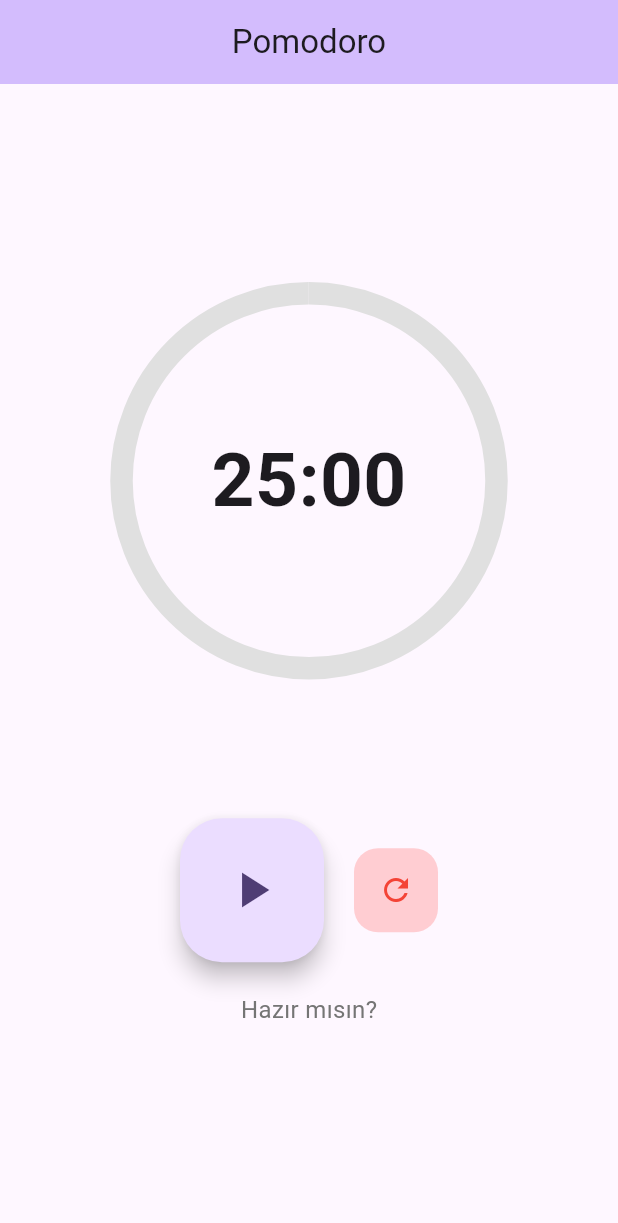
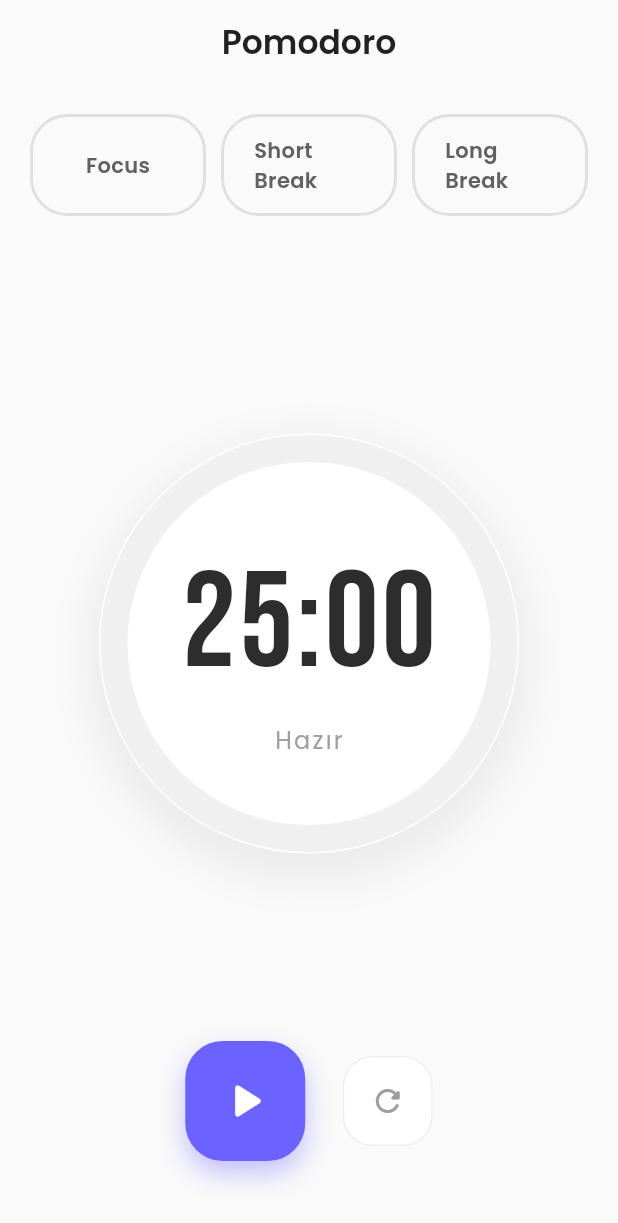
Before and after one commit to HarunMercan1/pomodoro_app, a Flutter app: the screen it shows after launch, on a phone screen of 412 x 824 dp. Shown: the top 1223 px of the screen. Run offline on Flutter 3.47's test engine with Material 3 defaults, Android fonts, the phone set to English and light mode, and no system bars; our stand-ins replace google_fonts.

Commit message:
fix: resolve overflow issues and equalize button heights

```diff
--- a/lib/providers/timer_provider.dart
+++ b/lib/providers/timer_provider.dart
@@ -69,4 +69,15 @@ class TimerProvider with ChangeNotifier {
     // Kalan süreyi toplam süreye bölüyoruz
     return 1 - (_remainingSeconds / totalSeconds);
   }
-}
+
+  // ... (yukarıdaki kodlar aynı kalacak) ...
+
+  // YENİ EKLENECEK KISIM:
+  // Süreyi dışarıdan değiştirmemizi sağlayan fonksiyon
+  void setTime(int minutes) {
+    stopTimer(); // Önce sayacı durdur ki karışmasın
+    _selectedTimeInMinutes = minutes; // Yeni hedefi belirle
+    _remainingSeconds = minutes * 60; // Saniyeye çevir
+    notifyListeners(); // Arayüze "Hey, süre değişti, kendini güncelle!" de
+  }
+} // Class burada bitiyor
--- a/lib/screens/home_screen.dart
+++ b/lib/screens/home_screen.dart
@@ -1,107 +1,178 @@
 import 'package:flutter/material.dart';
+import 'package:google_fonts/google_fonts.dart';
 import 'package:provider/provider.dart';
 import '../providers/timer_provider.dart';
+import '../widgets/time_option_button.dart'; // Yeni widget'ımızı çağırdık
 
 class HomeScreen extends StatelessWidget {
   const HomeScreen({super.key});
 
   @override
   Widget build(BuildContext context) {
-    // Provider'ı dinlemeye başlıyoruz.
-    // context.watch: "TimerProvider'da bir değişiklik olursa bu sayfayı yeniden çiz" demek.
     final timerProvider = context.watch<TimerProvider>();
 
     return Scaffold(
+      backgroundColor: const Color(0xFFFAFAFA), // Kırık beyaz, göz yormaz
       appBar: AppBar(
-        title: const Text('Pomodoro'),
+        title: Text(
+          'Pomodoro',
+          style: GoogleFonts.poppins(fontWeight: FontWeight.w600, color: Colors.black87),
+        ),
         centerTitle: true,
-        backgroundColor: Theme.of(context).colorScheme.inversePrimary,
+        backgroundColor: Colors.transparent,
+        elevation: 0,
       ),
-      body: Center(
-        child: Column(
+      body: Column(
         mainAxisAlignment: MainAxisAlignment.center,
         children: [
-            // 1. KOCAMAN SAYAÇ
-            // 1. KOCAMAN SAYAÇ ve İLERLEME ÇUBUĞU
+          // 1. ÜST BUTONLAR (HİZALI VE EŞİT BOYDA)
+          Padding(
+            padding: const EdgeInsets.symmetric(horizontal: 20, vertical: 20),
+            child: IntrinsicHeight( // <--- SİHİRLİ KOMUT BU! (En uzuna göre boy ayarlar)
+              child: Row(
+                crossAxisAlignment: CrossAxisAlignment.stretch, // <--- Hepsi yukarıdan aşağıya uzasın
+                children: [
+                  Expanded(child: _buildOption(context, timerProvider, "Focus", 25)),
+                  const SizedBox(width: 10),
+                  Expanded(child: _buildOption(context, timerProvider, "Short Break", 5)),
+                  const SizedBox(width: 10),
+                  Expanded(child: _buildOption(context, timerProvider, "Long Break", 15)),
+                ],
+              ),
+            ),
+          ),
+
+          const Spacer(),
+
+          // 2. ORTA SAYAÇ (MODERN GÖRÜNÜM)
           Stack(
             alignment: Alignment.center,
             children: [
-                // Arkadaki silik çember (Pist)
-                SizedBox(
-                  width: 250,
-                  height: 250,
-                  child: CircularProgressIndicator(
-                    value: 1.0, // Hep dolu
-                    strokeWidth: 15,
-                    color: Colors.grey[300], // Silik gri renk
+              // Gölge ve Derinlik Efekti
+              Container(
+                width: 280,
+                height: 280,
+                decoration: BoxDecoration(
+                  shape: BoxShape.circle,
+                  color: Colors.white,
+                  boxShadow: [
+                    BoxShadow(
+                      color: Colors.grey.withOpacity(0.15),
+                      blurRadius: 20,
+                      spreadRadius: 10,
+                      offset: const Offset(0, 10),
+                    ),
+                  ],
                 ),
               ),
-                // Öndeki dolan çember (Koşucu)
+              // İlerleme Çubuğu
               SizedBox(
-                  width: 250,
-                  height: 250,
+                width: 260,
+                height: 260,
                 child: CircularProgressIndicator(
-                    value: timerProvider.progress, // Provider'dan gelen oran!
-                    strokeWidth: 15,
-                    color: Theme.of(context).primaryColor, // Temanın ana rengi
-                    strokeCap: StrokeCap.round, // Uçları yuvarlak olsun
+                  value: timerProvider.progress,
+                  strokeWidth: 18,
+                  backgroundColor: const Color(0xFFF0F0F0),
+                  valueColor: const AlwaysStoppedAnimation<Color>(Color(0xFF6C63FF)),
+                  strokeCap: StrokeCap.round,
                 ),
               ),
-                // Ortadaki Yazı
+              // Sayaç Yazısı
+              Column(
+                mainAxisSize: MainAxisSize.min,
+                children: [
                   Text(
                     timerProvider.timeLeftString,
-                  style: const TextStyle(
-                    fontSize: 50,
-                    fontWeight: FontWeight.bold,
+                    style: GoogleFonts.bebasNeue( // SAAT FONTU
+                      fontSize: 90,
+                      color: const Color(0xFF2D2D2D),
+                      letterSpacing: 2,
+                    ),
+                  ),
+                  Text(
+                    timerProvider.isRunning ? "Odaklan" : "Hazır",
+                    style: GoogleFonts.poppins(
+                      fontSize: 16,
+                      color: Colors.grey,
+                      letterSpacing: 1.5,
                     ),
                   ),
                 ],
               ),
-            const SizedBox(height: 50),
-            const SizedBox(height: 50), // Biraz boşluk
+            ],
+          ),
 
-            // 2. BUTONLAR
-            Row(
+          const Spacer(),
+
+          // 3. ALT KONTROL BUTONLARI
+          Padding(
+            padding: const EdgeInsets.only(bottom: 50),
+            child: Row(
               mainAxisAlignment: MainAxisAlignment.center,
               children: [
-                // Başlat / Duraklat Butonu
-                FloatingActionButton.large(
-                  onPressed: () {
-                    if (timerProvider.isRunning) {
-                      timerProvider.stopTimer();
-                    } else {
-                      timerProvider.startTimer();
-                    }
+                // Başlat / Durdur (Büyük Buton)
+                GestureDetector(
+                  onTap: () {
+                    timerProvider.isRunning
+                        ? timerProvider.stopTimer()
+                        : timerProvider.startTimer();
                   },
-                  tooltip: timerProvider.isRunning ? 'Duraklat' : 'Başlat',
+                  child: Container(
+                    width: 80,
+                    height: 80,
+                    decoration: BoxDecoration(
+                      color: const Color(0xFF6C63FF),
+                      borderRadius: BorderRadius.circular(25),
+                      boxShadow: [
+                        BoxShadow(
+                          color: const Color(0xFF6C63FF).withOpacity(0.4),
+                          blurRadius: 15,
+                          offset: const Offset(0, 8),
+                        )
+                      ],
+                    ),
                     child: Icon(
-                    timerProvider.isRunning ? Icons.pause : Icons.play_arrow,
+                      timerProvider.isRunning ? Icons.pause_rounded : Icons.play_arrow_rounded,
+                      color: Colors.white,
                       size: 40,
                     ),
                   ),
-                const SizedBox(width: 20),
-
-                // Sıfırla Butonu (Sadece süre durmuşsa veya işlememişse görünsün opsiyonel, şimdilik hep koyalım)
-                FloatingActionButton(
-                  onPressed: () => timerProvider.resetTimer(),
-                  backgroundColor: Colors.red[100],
-                  elevation: 0,
-                  child: const Icon(Icons.refresh, color: Colors.red),
-                ),
-              ],
                 ),
 
-            // 3. DURUM BİLGİSİ (Çalışıyor mu?)
-            Padding(
-              padding: const EdgeInsets.only(top: 20),
-              child: Text(
-                timerProvider.isRunning ? "Hadi Bakalım, Odaklan! 💪" : "Hazır mısın?",
-                style: TextStyle(color: Colors.grey[600], fontSize: 16),
+                const SizedBox(width: 25),
+
+                // Yenile Butonu (Küçük)
+                GestureDetector(
+                  onTap: () => timerProvider.resetTimer(),
+                  child: Container(
+                    width: 60,
+                    height: 60,
+                    decoration: BoxDecoration(
+                      color: Colors.white,
+                      borderRadius: BorderRadius.circular(20),
+                      border: Border.all(color: Colors.grey.shade200),
+                    ),
+                    child: const Icon(Icons.refresh_rounded, color: Colors.grey),
                   ),
                 ),
               ],
             ),
           ),
+        ],
+      ),
+    );
+  }
+
+  // Yardımcı metot: Hangi sürenin seçili olduğunu anlamak için
+  // (Not: Bunu yapmak için TimerProvider'a şu an seçili olan dakikayı tutan bir değişken eklememiz gerekecek
+  // ama şimdilik görsel olarak hepsi aynı dursun, sonra orayı bağlarız.)
+  Widget _buildOption(BuildContext context, TimerProvider provider, String title, int time) {
+    return TimeOptionButton(
+      title: title,
+      minutes: time,
+      // Basit bir mantık: Eğer seçilen süre butonun süresine eşitse 'seçili' yap (şimdilik manuel)
+      isSelected: false, // İleride burayı düzelteceğiz
+      onTap: () => provider.setTime(time),
     );
   }
 }
--- /dev/null
+++ b/lib/widgets/time_option_button.dart
@@ -0,0 +1,56 @@
+import 'package:flutter/material.dart';
+import 'package:google_fonts/google_fonts.dart';
+import 'package:provider/provider.dart';
+import '../providers/timer_provider.dart';
+
+class TimeOptionButton extends StatelessWidget {
+  final String title;
+  final int minutes;
+  final VoidCallback onTap;
+  final bool isSelected; // Seçili mi diye kontrol edeceğiz
+
+  const TimeOptionButton({
+    super.key,
+    required this.title,
+    required this.minutes,
+    required this.onTap,
+    this.isSelected = false,
+  });
+
+  @override
+  Widget build(BuildContext context) {
+    return GestureDetector(
+      onTap: onTap,
+      child: Container(
+        alignment: Alignment.center,
+        padding: const EdgeInsets.symmetric(horizontal: 20, vertical: 12),
+        decoration: BoxDecoration(
+          // Seçiliyse renkli, değilse şeffaf ama kenarlıklı
+          color: isSelected ? const Color(0xFF6C63FF) : Colors.transparent,
+          borderRadius: BorderRadius.circular(25),
+          border: Border.all(
+            color: isSelected ? const Color(0xFF6C63FF) : Colors.grey.shade300,
+            width: 2,
+          ),
+          boxShadow: isSelected
+              ? [
+            BoxShadow(
+              color: const Color(0xFF6C63FF).withOpacity(0.4),
+              blurRadius: 10,
+              offset: const Offset(0, 4),
+            )
+          ]
+              : [],
+        ),
+        child: Text(
+          title,
+          style: GoogleFonts.poppins(
+            color: isSelected ? Colors.white : Colors.grey.shade700,
+            fontWeight: FontWeight.w600,
+            fontSize: 14,
+          ),
+        ),
+      ),
+    );
+  }
+}
--- a/pubspec.yaml
+++ b/pubspec.yaml
@@ -35,6 +35,7 @@ dependencies:
   # Use with the CupertinoIcons class for iOS style icons.
   cupertino_icons: ^1.0.8
   provider: ^6.1.5+1
+  google_fonts: ^6.3.2
 
 dev_dependencies:
   flutter_test:
```
Also changed, not shown: pubspec.lock. Lines whose indentation alone changed are shown as unchanged.
